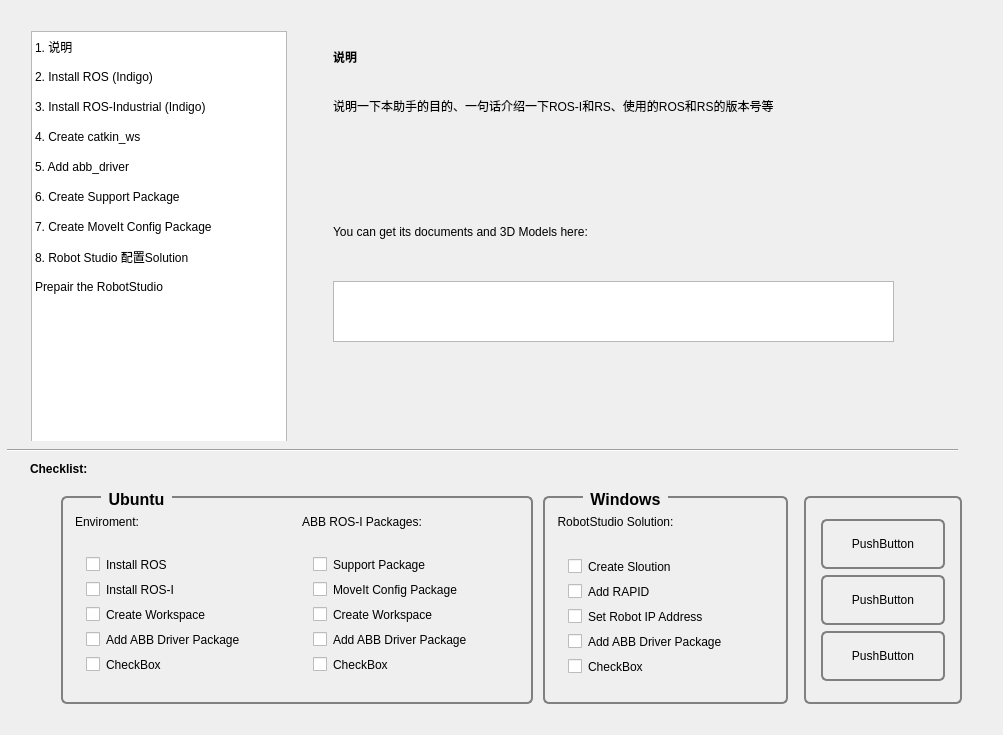
Old version of the form GUI/Inetgration_Assistant/AbbRosI-Intg-Asst/asstmainwindow.ui in the repository Yifei1988/abb_ros-i_integration.
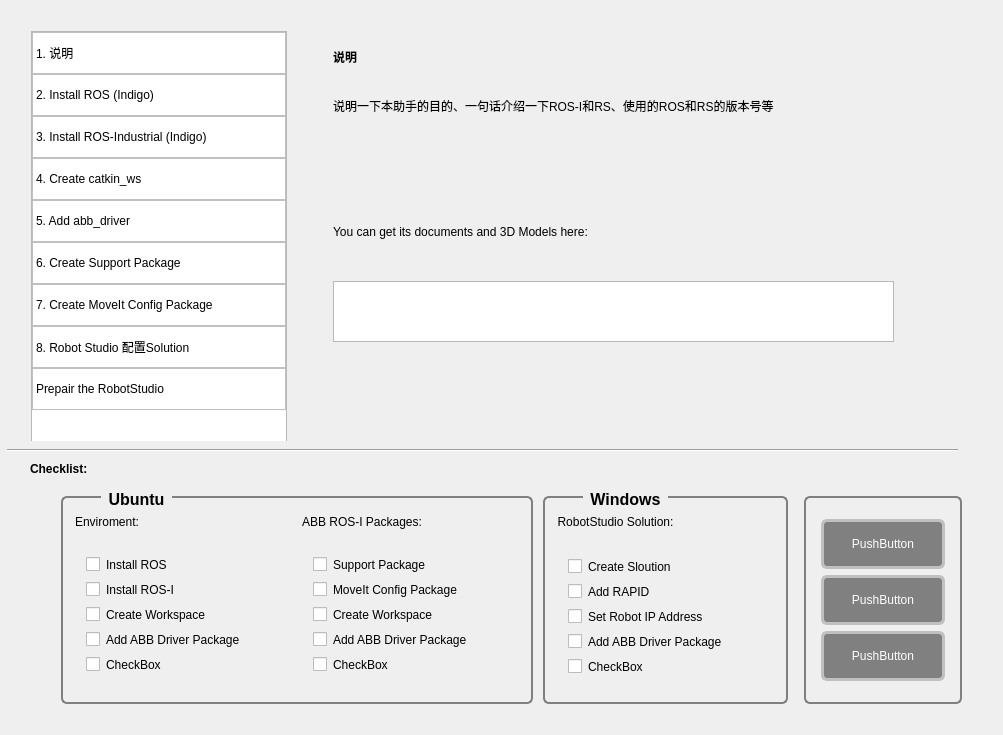
New version of the form.

Commit message: modify stylesheet in GUI-A.R.I.A.

Diff of the .ui file:
```diff
--- a/GUI/Inetgration_Assistant/AbbRosI-Intg-Asst/asstmainwindow.ui
+++ b/GUI/Inetgration_Assistant/AbbRosI-Intg-Asst/asstmainwindow.ui
@@ -15,7 +15,21 @@
   </property>
   <property name="styleSheet">
    <string notr="true">QListWidget::item {
-    height: 30px;
+    height: 40px;
+    border: 1px solid silver;
+}
+QListWidget::item:hover {
+	border: 1px solid grey;
+}
+QListWidget::item:selected {
+	background-color: rgb(240, 120, 70);
+	color: white;
+    border: 1px solid rgb(240, 120, 70);
+}
+QListWidget::item:selected:!active {
+	background-color: silver;
+	color: black;
+    border: 1px solid grey;
 }
 
 QLabel#label_title_1, #label_title_2, #label_title_3, #label_title_4, #label_title_5, #label_title_6, #label_title_7, #label_title_8, #label_title_9 {
@@ -853,9 +867,20 @@
       <widget class="QGroupBox" name="groupBox_Btn">
        <property name="styleSheet">
         <string notr="true">QPushButton {
-    border: 2px solid gray;
+    border: 3px solid silver;
     border-radius: 6px;
-}</string>
+    background-color: gray;
+    color: white;
+}
+
+QPushButton:hover {
+    font-weight: bold;
+ }
+ QPushButton:pressed {
+	background-color: rgb(240, 120, 70);
+    color: black;
+    border: 3px solid black;
+ }</string>
        </property>
        <property name="title">
         <string/>
```
Left out of the diff: 6 changed lines with no effect on the pictures. The commit also changes 4 other files.
